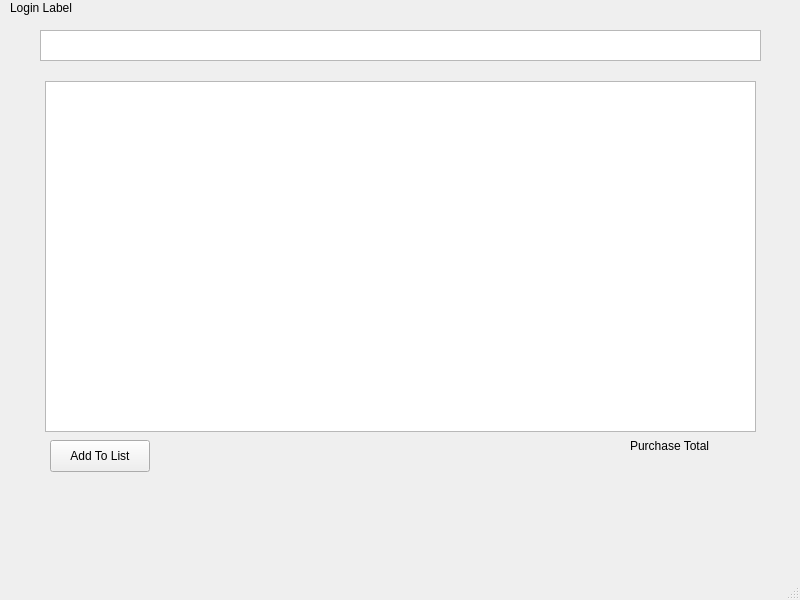
Old version of the form pointofsaleview.ui in the repository pjpassero/StoreManager.
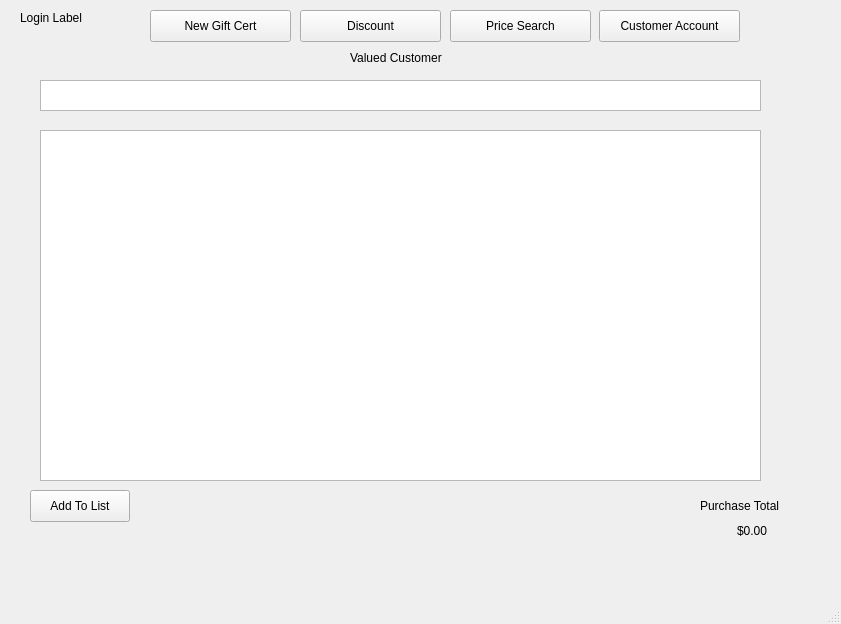
New version of the form.

Patch:
```diff
--- a/pointofsaleview.ui
+++ b/pointofsaleview.ui
@@ -6,8 +6,8 @@
    <rect>
     <x>0</x>
     <y>0</y>
-    <width>800</width>
-    <height>600</height>
+    <width>841</width>
+    <height>624</height>
    </rect>
   </property>
   <property name="windowTitle">
@@ -17,8 +17,8 @@
    <widget class="QLabel" name="user">
     <property name="geometry">
      <rect>
-      <x>10</x>
-      <y>0</y>
+      <x>20</x>
+      <y>10</y>
       <width>91</width>
       <height>16</height>
      </rect>
@@ -30,8 +30,8 @@
    <widget class="QLabel" name="purchaseTotal">
     <property name="geometry">
      <rect>
-      <x>630</x>
-      <y>430</y>
+      <x>700</x>
+      <y>490</y>
       <width>131</width>
       <height>31</height>
      </rect>
@@ -44,7 +44,7 @@
     <property name="geometry">
      <rect>
       <x>40</x>
-      <y>30</y>
+      <y>80</y>
       <width>721</width>
       <height>31</height>
      </rect>
@@ -53,8 +53,8 @@
    <widget class="QPushButton" name="addToList">
     <property name="geometry">
      <rect>
-      <x>50</x>
-      <y>440</y>
+      <x>30</x>
+      <y>490</y>
       <width>100</width>
       <height>32</height>
      </rect>
@@ -66,13 +66,91 @@
    <widget class="QTableView" name="products">
     <property name="geometry">
      <rect>
-      <x>45</x>
-      <y>81</y>
-      <width>711</width>
+      <x>40</x>
+      <y>130</y>
+      <width>721</width>
       <height>351</height>
      </rect>
     </property>
    </widget>
+   <widget class="QLabel" name="total">
+    <property name="geometry">
+     <rect>
+      <x>737</x>
+      <y>520</y>
+      <width>71</width>
+      <height>21</height>
+     </rect>
+    </property>
+    <property name="text">
+     <string>$0.00</string>
+    </property>
+   </widget>
+   <widget class="QPushButton" name="pushButton">
+    <property name="geometry">
+     <rect>
+      <x>599</x>
+      <y>10</y>
+      <width>141</width>
+      <height>32</height>
+     </rect>
+    </property>
+    <property name="text">
+     <string>Customer Account</string>
+    </property>
+   </widget>
+   <widget class="QPushButton" name="pushButton_2">
+    <property name="geometry">
+     <rect>
+      <x>450</x>
+      <y>10</y>
+      <width>141</width>
+      <height>32</height>
+     </rect>
+    </property>
+    <property name="text">
+     <string>Price Search</string>
+    </property>
+   </widget>
+   <widget class="QPushButton" name="pushButton_3">
+    <property name="geometry">
+     <rect>
+      <x>300</x>
+      <y>10</y>
+      <width>141</width>
+      <height>32</height>
+     </rect>
+    </property>
+    <property name="text">
+     <string>Discount</string>
+    </property>
+   </widget>
+   <widget class="QLabel" name="customerLabel">
+    <property name="geometry">
+     <rect>
+      <x>350</x>
+      <y>50</y>
+      <width>171</width>
+      <height>16</height>
+     </rect>
+    </property>
+    <property name="text">
+     <string>Valued Customer</string>
+    </property>
+   </widget>
+   <widget class="QPushButton" name="pushButton_4">
+    <property name="geometry">
+     <rect>
+      <x>150</x>
+      <y>10</y>
+      <width>141</width>
+      <height>32</height>
+     </rect>
+    </property>
+    <property name="text">
+     <string>New Gift Cert</string>
+    </property>
+   </widget>
   </widget>
   <widget class="QMenuBar" name="menubar">
    <property name="geometry">
```
Left out of the diff: 2 changed lines with no effect on the pictures.
